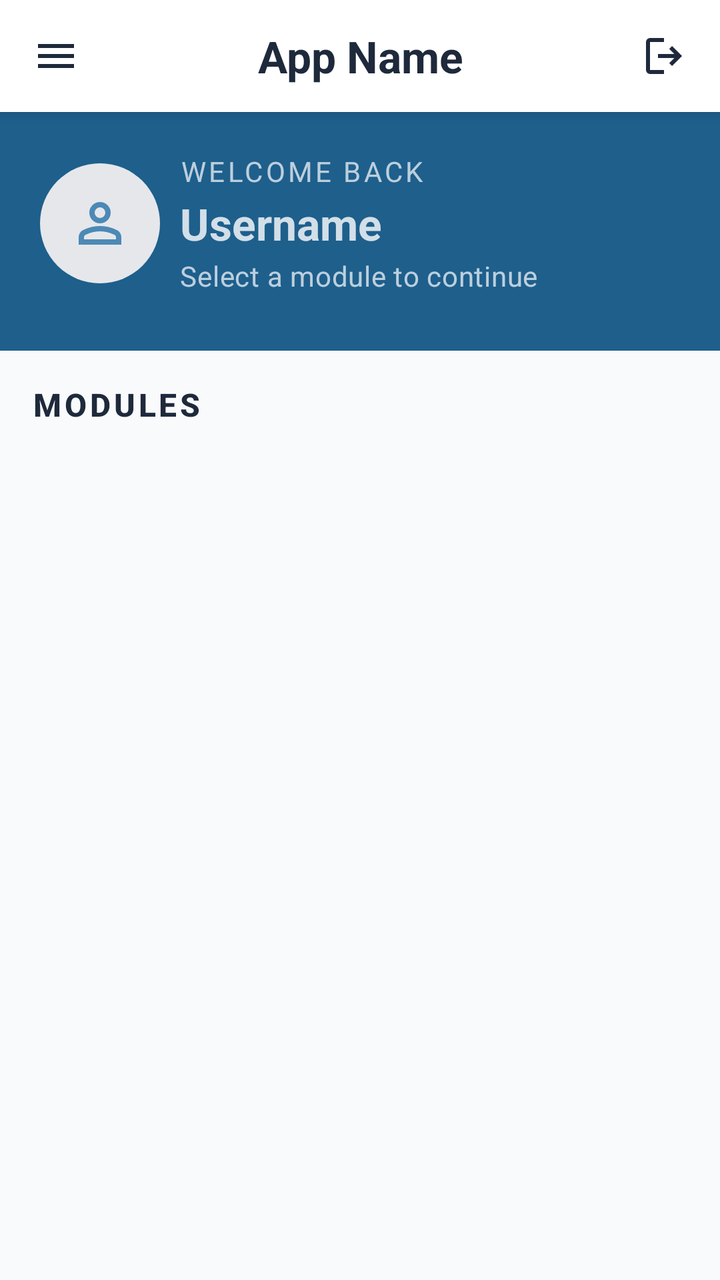
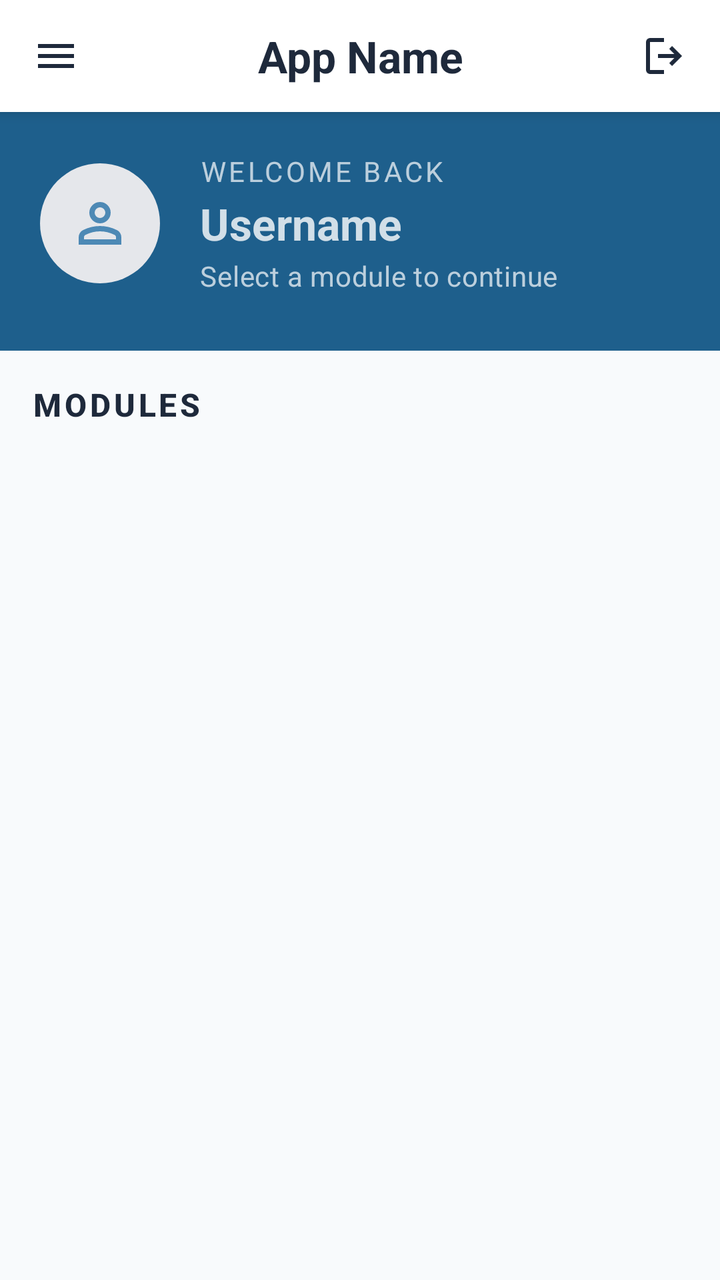

Before-and-after screenshots of an Android layout around one commit, followed by the original layout XML and the change that was made.
<!-- AndroidManifest.xml: application theme Theme.Api_Usage_Boilerplate -->
<!-- res/layout/activity_main_menu.xml -->
<?xml version="1.0" encoding="utf-8"?>
<androidx.drawerlayout.widget.DrawerLayout xmlns:android="http://schemas.android.com/apk/res/android"
    xmlns:app="http://schemas.android.com/apk/res-auto"
    xmlns:tools="http://schemas.android.com/tools"
    android:id="@+id/drawerLayout"
    android:layout_width="match_parent"
    android:layout_height="match_parent"
    android:fitsSystemWindows="true"
    tools:context=".MainMenuActivity">

    
    
    

    <androidx.constraintlayout.widget.ConstraintLayout
        android:id="@+id/main"
        android:layout_width="match_parent"
        android:layout_height="match_parent"
        android:background="@color/background_primary">

        
        <LinearLayout
            android:id="@+id/headerLayout"
            android:layout_width="match_parent"
            android:layout_height="wrap_content"
            android:background="@color/surface"
            android:elevation="4dp"
            android:gravity="center"
            android:orientation="horizontal"
            android:paddingHorizontal="4dp"
            android:paddingVertical="4dp"
            app:layout_constraintEnd_toEndOf="parent"
            app:layout_constraintStart_toStartOf="parent"
            app:layout_constraintTop_toTopOf="parent">

            
            <ImageButton
                android:id="@+id/btnSideBar"
                style="@style/Widget.App.Header.IconButton"
                android:contentDescription="Open navigation menu"
                android:src="@drawable/ic_menu"
                app:tint="@color/on_surface" />

            <TextView
                android:id="@+id/txtTitle"
                style="@style/Widget.App.Header.Title"
                android:layout_weight="1"
                android:text="App Name"
                android:textColor="@color/on_surface" />

            
            <ImageButton
                android:id="@+id/btnLogout"
                style="@style/Widget.App.Header.IconButton"
                android:contentDescription="Logout"
                android:src="@drawable/ic_logout"
                app:tint="@color/on_surface" />

        </LinearLayout>


        
        <ScrollView
            android:layout_width="match_parent"
            android:layout_height="0dp"
            android:fillViewport="true"
            app:layout_constraintBottom_toBottomOf="parent"
            app:layout_constraintTop_toBottomOf="@id/headerLayout">

            <LinearLayout
                android:layout_width="match_parent"
                android:layout_height="wrap_content"
                android:orientation="vertical">

                
                <LinearLayout
                    android:id="@+id/greetingBanner"
                    android:layout_width="match_parent"
                    android:layout_height="wrap_content"
                    android:background="@color/color_primary"
                    android:orientation="horizontal"
                    android:gravity="center_vertical"
                    android:paddingHorizontal="20dp"
                    android:paddingTop="20dp"
                    android:paddingBottom="28dp">

                    <FrameLayout
                        android:layout_width="60dp"
                        android:layout_height="60dp"
                        android:background="@drawable/bg_circle_gradient">
                        <ImageView
                            android:layout_width="32dp"
                            android:layout_height="32dp"
                            android:layout_gravity="center"
                            android:src="@drawable/ic_person"
                            app:tint="@color/color_primary_light"
                            android:contentDescription="User Avatar" />
                    </FrameLayout>

                    <LinearLayout
                        android:layout_width="match_parent"
                        android:layout_height="wrap_content"
                        android:layout_marginStart="10dp"
                        android:orientation="vertical">

                        <TextView
                            android:layout_width="wrap_content"
                            android:layout_height="wrap_content"
                            android:letterSpacing="0.1"
                            android:text="WELCOME BACK"
                            android:textAppearance="@style/TextAppearance.App.BodyMedium"
                            android:textColor="@color/white_70" />

                        <TextView
                            android:id="@+id/username"
                            android:layout_width="wrap_content"
                            android:layout_height="wrap_content"
                            android:layout_marginTop="2dp"
                            android:text="Username"
                            android:textAppearance="@style/TextAppearance.App.TitleLarge"
                            android:textColor="@color/white_80" />

                        <TextView
                            android:layout_width="wrap_content"
                            android:layout_height="wrap_content"
                            android:layout_marginTop="2dp"
                            android:text="Select a module to continue"
                            android:textAppearance="@style/TextAppearance.App.BodyMedium"
                            android:textColor="@color/white_70" />

                    </LinearLayout>

                </LinearLayout>


                
                <LinearLayout
                    android:layout_width="match_parent"
                    android:layout_height="wrap_content"
                    android:orientation="vertical"
                    android:padding="16dp">

                    <TextView
                        android:layout_width="wrap_content"
                        android:layout_height="wrap_content"
                        android:layout_marginBottom="12dp"
                        android:letterSpacing="0.1"
                        android:text="MODULES"
                        android:textAppearance="@style/TextAppearance.App.TitleMedium" />

                    <LinearLayout
                        android:id="@+id/menuContainer"
                        android:layout_width="match_parent"
                        android:layout_height="wrap_content"
                        android:orientation="vertical" />

                    <LinearLayout
                        android:id="@+id/emptyState"
                        android:layout_width="match_parent"
                        android:layout_height="wrap_content"
                        android:gravity="center"
                        android:orientation="vertical"
                        android:paddingTop="48dp"
                        android:visibility="gone"
                        tools:visibility="visible">

                        <TextView
                            android:layout_width="wrap_content"
                            android:layout_height="wrap_content"
                            android:text="No modules available"
                            android:textAppearance="@style/TextAppearance.App.TitleSmall" />

                        <TextView
                            android:layout_width="wrap_content"
                            android:layout_height="wrap_content"
                            android:layout_marginTop="4dp"
                            android:text="Contact your administrator for access."
                            android:textAppearance="@style/TextAppearance.App.BodySmall" />

                    </LinearLayout>

                </LinearLayout>

            </LinearLayout>

        </ScrollView>

    </androidx.constraintlayout.widget.ConstraintLayout>


    
    
    

    <com.google.android.material.card.MaterialCardView
        android:id="@+id/navigationDrawer"
        android:layout_width="320dp"
        android:layout_height="match_parent"
        android:layout_gravity="start"
        android:backgroundTint="@color/surface"
        app:cardCornerRadius="0dp"
        app:cardElevation="8dp">

        <LinearLayout
            android:layout_width="match_parent"
            android:layout_height="match_parent"
            android:orientation="vertical">

            
            <LinearLayout
                android:layout_width="match_parent"
                android:layout_height="wrap_content"
                android:background="@color/color_primary"
                android:orientation="vertical"
                android:padding="20dp">

                <TextView
                    android:id="@+id/drawerUsername"
                    android:layout_width="wrap_content"
                    android:layout_height="wrap_content"
                    android:text="Username"
                    android:textAppearance="@style/TextAppearance.App.TitleLarge"
                    android:textColor="@color/white" />

                <TextView
                    android:id="@+id/drawerUserRole"
                    android:layout_width="wrap_content"
                    android:layout_height="wrap_content"
                    android:layout_marginTop="4dp"
                    android:text="User Role"
                    android:textAppearance="@style/TextAppearance.App.BodyMedium"
                    android:textColor="@color/white_70" />

            </LinearLayout>

            
            <LinearLayout
                android:id="@+id/viewProfileLayout"
                android:layout_width="match_parent"
                android:layout_height="56dp"
                android:background="?attr/selectableItemBackground"
                android:clickable="true"
                android:focusable="true"
                android:gravity="center_vertical"
                android:paddingHorizontal="20dp">

                <ImageView
                    android:layout_width="24dp"
                    android:layout_height="24dp"
                    android:src="@drawable/ic_person"
                    android:contentDescription="View Profile"
                    app:tint="@color/on_surface" />

                <TextView
                    android:layout_width="0dp"
                    android:layout_height="wrap_content"
                    android:layout_weight="1"
                    android:layout_marginStart="16dp"
                    android:text="View Profile"
                    android:textAppearance="@style/TextAppearance.App.BodyLarge"
                    android:textColor="@color/on_surface" />

                <ImageView
                    android:layout_width="20dp"
                    android:layout_height="20dp"
                    android:src="@drawable/ic_next"
                    android:contentDescription="@string/navigate"
                    app:tint="@color/on_surface_variant" />

            </LinearLayout>


            
            <LinearLayout
                android:id="@+id/aboutUsLayout"
                android:layout_width="match_parent"
                android:layout_height="56dp"
                android:background="?attr/selectableItemBackground"
                android:clickable="true"
                android:focusable="true"
                android:gravity="center_vertical"
                android:paddingHorizontal="20dp">

                <ImageView
                    android:layout_width="24dp"
                    android:layout_height="24dp"
                    android:src="@drawable/ic_info"
                    android:contentDescription="About Us"
                    app:tint="@color/on_surface" />

                <TextView
                    android:layout_width="0dp"
                    android:layout_height="wrap_content"
                    android:layout_weight="1"
                    android:layout_marginStart="16dp"
                    android:text="About Us"
                    android:textAppearance="@style/TextAppearance.App.BodyLarge"
                    android:textColor="@color/on_surface" />

                <ImageView
                    android:layout_width="20dp"
                    android:layout_height="20dp"
                    android:src="@drawable/ic_next"
                    android:contentDescription="@string/navigate"
                    app:tint="@color/on_surface_variant" />

            </LinearLayout>

            <View
                android:layout_width="match_parent"
                android:layout_height="1dp"
                android:background="@color/on_surface_variant" />


            
            <ScrollView
                android:layout_width="match_parent"
                android:layout_height="0dp"
                android:layout_weight="1">

                <LinearLayout
                    android:layout_width="match_parent"
                    android:layout_height="wrap_content"
                    android:orientation="vertical"
                    android:paddingVertical="12dp">

                    <TextView
                        android:layout_width="match_parent"
                        android:layout_height="wrap_content"
                        android:letterSpacing="0.1"
                        android:paddingHorizontal="20dp"
                        android:paddingVertical="10dp"
                        android:text="APP PREFERENCES"
                        android:textAppearance="@style/TextAppearance.App.LabelLarge"
                        android:textColor="@color/on_surface_variant" />


                    
                    <LinearLayout
                        android:id="@+id/voiceSettingLayout"
                        android:layout_width="match_parent"
                        android:layout_height="wrap_content"
                        android:gravity="center_vertical"
                        android:minHeight="56dp"
                        android:orientation="horizontal"
                        android:paddingHorizontal="20dp">

                        <TextView
                            android:layout_width="0dp"
                            android:layout_height="wrap_content"
                            android:layout_weight="1"
                            android:text="Result Voice"
                            android:textAppearance="@style/TextAppearance.App.BodyLarge" />

                        <com.google.android.material.button.MaterialButtonToggleGroup
                            android:id="@+id/voiceToggleGroup"
                            android:layout_width="wrap_content"
                            android:layout_height="wrap_content"
                            app:selectionRequired="true"
                            app:singleSelection="true">

                            <com.google.android.material.button.MaterialButton
                                android:id="@+id/voiceOnBtn"
                                style="@style/Widget.App.Button.Outlined"
                                android:layout_width="wrap_content"
                                android:layout_height="40dp"
                                android:minWidth="0dp"
                                android:paddingHorizontal="16dp"
                                android:text="On"
                                android:textAppearance="@style/TextAppearance.Material3.LabelLarge" />

                            <com.google.android.material.button.MaterialButton
                                android:id="@+id/voiceOffBtn"
                                style="@style/Widget.App.Button.Outlined"
                                android:layout_width="wrap_content"
                                android:layout_height="40dp"
                                android:minWidth="0dp"
                                android:paddingHorizontal="16dp"
                                android:text="Off"
                                android:textAppearance="@style/TextAppearance.Material3.LabelLarge" />

                        </com.google.android.material.button.MaterialButtonToggleGroup>

                    </LinearLayout>


                    
                    <LinearLayout
                        android:id="@+id/buzzerSettingLayout"
                        android:layout_width="match_parent"
                        android:layout_height="wrap_content"
                        android:gravity="center_vertical"
                        android:minHeight="56dp"
                        android:orientation="horizontal"
                        android:paddingHorizontal="20dp">

                        <TextView
                            android:layout_width="0dp"
                            android:layout_height="wrap_content"
                            android:layout_weight="1"
                            android:text="Error/Warning Buzzer"
                            android:textAppearance="@style/TextAppearance.App.BodyLarge" />

                        <com.google.android.material.button.MaterialButtonToggleGroup
                            android:id="@+id/buzzerToggleGroup"
                            android:layout_width="wrap_content"
                            android:layout_height="wrap_content"
                            app:selectionRequired="true"
                            app:singleSelection="true">

                            <com.google.android.material.button.MaterialButton
                                android:id="@+id/buzzerOnBtn"
                                style="@style/Widget.App.Button.Outlined"
                                android:layout_width="wrap_content"
                                android:layout_height="40dp"
                                android:minWidth="0dp"
                                android:paddingHorizontal="16dp"
                                android:text="On"
                                android:textAppearance="@style/TextAppearance.Material3.LabelLarge" />

                            <com.google.android.material.button.MaterialButton
                                android:id="@+id/buzzerOffBtn"
                                style="@style/Widget.App.Button.Outlined"
                                android:layout_width="wrap_content"
                                android:layout_height="40dp"
                                android:minWidth="0dp"
                                android:paddingHorizontal="16dp"
                                android:text="Off"
                                android:textAppearance="@style/TextAppearance.Material3.LabelLarge" />

                        </com.google.android.material.button.MaterialButtonToggleGroup>

                    </LinearLayout>

                    
                    <LinearLayout
                        android:id="@+id/flashScreenSettingLayout"
                        android:layout_width="match_parent"
                        android:layout_height="wrap_content"
                        android:gravity="center_vertical"
                        android:minHeight="56dp"
                        android:orientation="horizontal"
                        android:paddingHorizontal="20dp">

                        <TextView
                            android:layout_width="0dp"
                            android:layout_height="wrap_content"
                            android:layout_weight="1"
                            android:text="Error/Warning Flash"
                            android:textAppearance="@style/TextAppearance.App.BodyLarge" />

                        <com.google.android.material.button.MaterialButtonToggleGroup
                            android:id="@+id/flashToggleGroup"
                            android:layout_width="wrap_content"
                            android:layout_height="wrap_content"
                            app:selectionRequired="true"
                            app:singleSelection="true">

                            <com.google.android.material.button.MaterialButton
                                android:id="@+id/flashOnBtn"
                                style="@style/Widget.App.Button.Outlined"
                                android:layout_width="wrap_content"
                                android:layout_height="40dp"
                                android:minWidth="0dp"
                                android:paddingHorizontal="16dp"
                                android:text="On"
                                android:textAppearance="@style/TextAppearance.Material3.LabelLarge" />

                            <com.google.android.material.button.MaterialButton
                                android:id="@+id/flashOffBtn"
                                style="@style/Widget.App.Button.Outlined"
                                android:layout_width="wrap_content"
                                android:layout_height="40dp"
                                android:minWidth="0dp"
                                android:paddingHorizontal="16dp"
                                android:text="Off"
                                android:textAppearance="@style/TextAppearance.Material3.LabelLarge" />

                        </com.google.android.material.button.MaterialButtonToggleGroup>

                    </LinearLayout>

                </LinearLayout>

            </ScrollView>


            
            <View
                android:layout_width="match_parent"
                android:layout_height="1dp"
                android:background="@color/on_surface_variant" />

            <LinearLayout
                android:id="@+id/btnLogoutLayout"
                android:layout_width="match_parent"
                android:layout_height="56dp"
                android:clickable="true"
                android:focusable="true"
                android:gravity="center_vertical"
                android:paddingHorizontal="20dp">

                <ImageView
                    android:layout_width="24dp"
                    android:layout_height="24dp"
                    android:src="@drawable/ic_logout"
                    app:tint="@color/on_surface" />

                <TextView
                    android:layout_width="wrap_content"
                    android:layout_height="wrap_content"
                    android:layout_marginStart="16dp"
                    android:text="Logout"
                    android:textAppearance="@style/TextAppearance.App.BodyLarge" />

            </LinearLayout>

        </LinearLayout>

    </com.google.android.material.card.MaterialCardView>

</androidx.drawerlayout.widget.DrawerLayout>
<!-- resources referenced by this layout -->
<resources>
  <color name="background_primary">#F8FAFC</color>
  <color name="color_primary">#1E5F8C</color>
  <color name="color_primary_light">#4D89B5</color>
  <color name="on_surface">#1E293B</color>
  <color name="on_surface_variant">#64748B</color>
  <color name="surface">#FFFFFF</color>
  <color name="white">#FFFFFF</color>
  <color name="white_70">#B3FFFFFF</color>
  <color name="white_80">#CCFFFFFF</color>
  <!-- drawable bg_circle_gradient (drawable) -->
  <?xml version="1.0" encoding="utf-8"?>
  <shape xmlns:android="http://schemas.android.com/apk/res/android"
      android:shape="oval">
      <gradient
          android:startColor="@color/gray_200"
          android:endColor="@color/gray_200"
          android:angle="0"
          android:type="linear" />
  </shape>
  <!-- drawable ic_menu (drawable) -->
  <vector xmlns:android="http://schemas.android.com/apk/res/android" android:height="24dp" android:tint="#000000" android:viewportHeight="960" android:viewportWidth="960" android:width="24dp">
        
      <path android:fillColor="@android:color/white" android:pathData="M120,720L120,640L840,640L840,720L120,720ZM120,520L120,440L840,440L840,520L120,520ZM120,320L120,240L840,240L840,320L120,320Z"/>
      
  </vector>
  <!-- drawable ic_next (drawable) -->
  <?xml version="1.0" encoding="utf-8"?>
  <vector xmlns:android="http://schemas.android.com/apk/res/android"
      android:width="24dp"
      android:height="24dp"
      android:viewportWidth="24.0"
      android:viewportHeight="24.0">
      <path
          android:fillColor="@android:color/white"
          android:pathData="M10,6L8.59,7.41 13.17,12l-4.58,4.59L10,18l6,-6z" />
  </vector>
  <string name="navigate">Navigate</string>
  <style name="TextAppearance.App.BodyLarge" parent="TextAppearance.Material3.BodyLarge">
          <item name="android:textColor">@color/text_primary</item>
      </style>
  <style name="TextAppearance.App.BodyMedium" parent="TextAppearance.Material3.BodyMedium">
          <item name="android:textColor">@color/text_primary</item>
      </style>
  <style name="TextAppearance.App.BodySmall" parent="TextAppearance.Material3.BodySmall">
          <item name="android:textColor">@color/text_secondary</item>
      </style>
  <style name="TextAppearance.App.LabelLarge" parent="TextAppearance.Material3.LabelLarge">
          <item name="android:textColor">@color/text_primary</item>
      </style>
  <style name="TextAppearance.App.TitleLarge" parent="TextAppearance.Material3.TitleLarge">
          <item name="android:textColor">@color/text_primary</item>
          <item name="android:textStyle">bold</item>
      </style>
  <style name="TextAppearance.App.TitleMedium" parent="TextAppearance.Material3.TitleMedium">
          <item name="android:textColor">@color/text_primary</item>
          <item name="android:textStyle">bold</item>
      </style>
  <style name="TextAppearance.App.TitleSmall" parent="TextAppearance.Material3.TitleSmall">
          <item name="android:textColor">@color/text_primary</item>
          <item name="android:textStyle">bold</item>
      </style>
  <style name="Theme.Api_Usage_Boilerplate" parent="Base.Theme.Api_Usage_Boilerplate" />
  <color name="gray_200">#E5E7EB</color>
  <color name="text_primary">#1E293B</color>
  <color name="text_secondary">#64748B</color>
  <color name="button_secondary">#E8A33D</color>
  <color name="color_on_primary">#FFFFFF</color>
  <color name="color_secondary">#E8A33D</color>
  <color name="color_on_secondary">#000000</color>
  <color name="color_secondary_light">#F0C171</color>
  <color name="error">#EF4444</color>
  <color name="card_background">#FFFFFF</color>
  <color name="surface_variant">#F8FAFC</color>
  <color name="border_primary">#E2E8F0</color>
  <!-- unchanged entries left out for length: 7 -->
</resources>

<!-- the commit's change to res/layout/activity_main_menu.xml (unified diff, before → after) -->
@@ -100,7 +100,7 @@
                     <LinearLayout
                         android:layout_width="match_parent"
                         android:layout_height="wrap_content"
-                        android:layout_marginStart="10dp"
+                        android:layout_marginStart="20dp"
                         android:orientation="vertical">
 
                         <TextView
